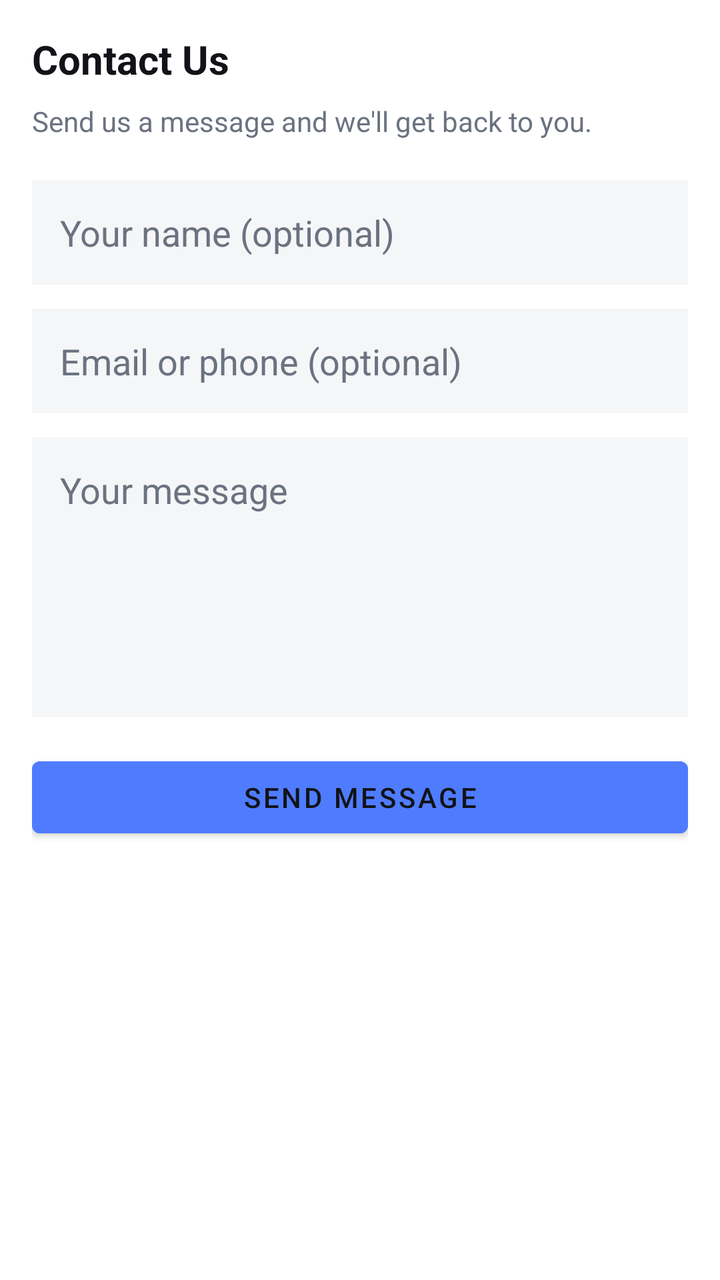
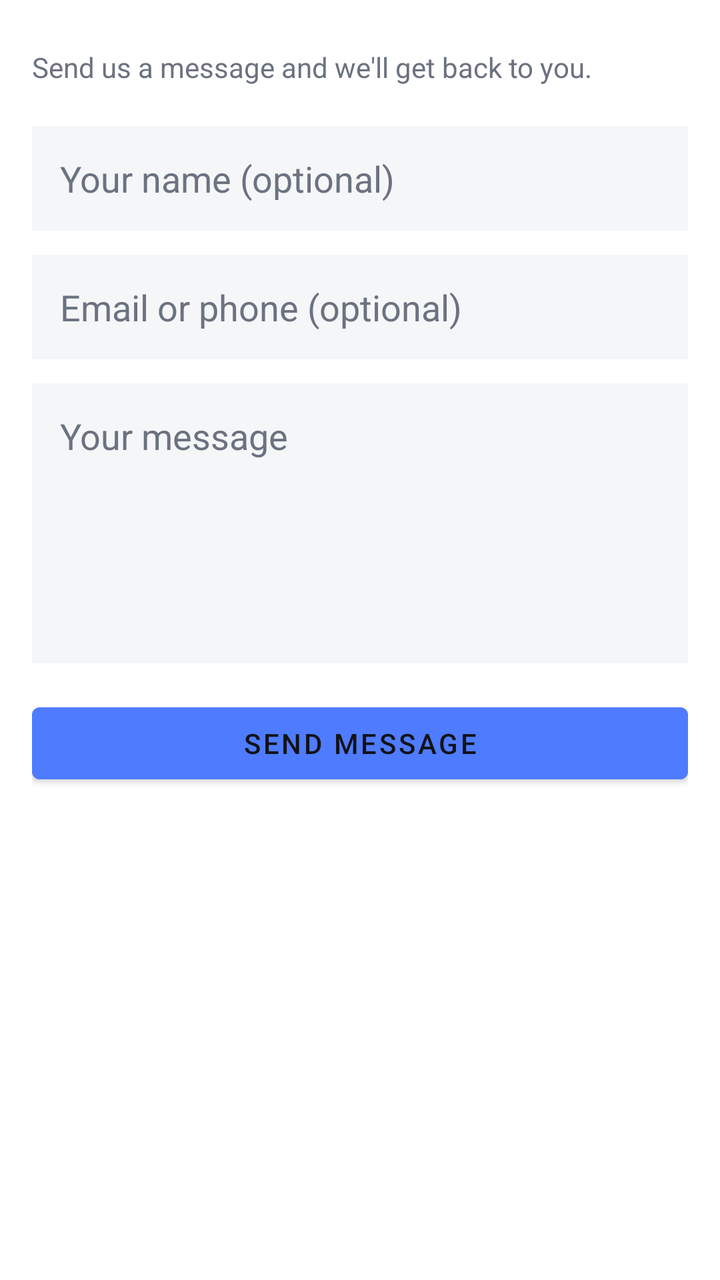

Screens rendered from an Android XML layout before and after an edit, with the pre-edit source and the edit as a unified diff.
<!-- AndroidManifest.xml: application theme Theme.App -->
<!-- res/layout/fragment_contact.xml -->
<?xml version="1.0" encoding="utf-8"?>
<ScrollView xmlns:android="http://schemas.android.com/apk/res/android"
    android:layout_width="match_parent"
    android:layout_height="match_parent"
    android:background="@color/background">

    <LinearLayout
        android:layout_width="match_parent"
        android:layout_height="wrap_content"
        android:orientation="vertical"
        android:padding="16dp">

        <TextView
            android:layout_width="match_parent"
            android:layout_height="wrap_content"
            android:text="Contact Us"
            android:textColor="@color/text_primary"
            android:textSize="20sp"
            android:textStyle="bold" />

        <TextView
            android:layout_width="match_parent"
            android:layout_height="wrap_content"
            android:layout_marginTop="8dp"
            android:layout_marginBottom="20dp"
            android:text="Send us a message and we'll get back to you."
            android:textColor="@color/text_secondary"
            android:textSize="14sp" />

        <EditText
            android:id="@+id/contactNameInput"
            android:layout_width="match_parent"
            android:layout_height="wrap_content"
            android:layout_marginBottom="12dp"
            android:background="@color/surface"
            android:hint="Your name (optional)"
            android:padding="14dp"
            android:textColor="@color/text_primary"
            android:textColorHint="@color/text_secondary" />

        <EditText
            android:id="@+id/contactInfoInput"
            android:layout_width="match_parent"
            android:layout_height="wrap_content"
            android:layout_marginBottom="12dp"
            android:background="@color/surface"
            android:hint="Email or phone (optional)"
            android:padding="14dp"
            android:textColor="@color/text_primary"
            android:textColorHint="@color/text_secondary" />

        <EditText
            android:id="@+id/contactMessageInput"
            android:layout_width="match_parent"
            android:layout_height="140dp"
            android:layout_marginBottom="16dp"
            android:background="@color/surface"
            android:gravity="top"
            android:hint="Your message"
            android:inputType="textMultiLine"
            android:padding="14dp"
            android:textColor="@color/text_primary"
            android:textColorHint="@color/text_secondary" />

        <Button
            android:id="@+id/contactSendButton"
            android:layout_width="match_parent"
            android:layout_height="wrap_content"
            android:backgroundTint="@color/accent"
            android:text="Send message"
            android:textColor="@color/text_primary" />

        <TextView
            android:id="@+id/contactStatusText"
            android:layout_width="match_parent"
            android:layout_height="wrap_content"
            android:layout_marginTop="12dp"
            android:gravity="center"
            android:textColor="@color/text_secondary" />

    </LinearLayout>
</ScrollView>
<!-- resources referenced by this layout -->
<resources>
  <color name="accent">#4F7CFF</color>
  <color name="background">#FFFFFF</color>
  <color name="surface">#F5F6F8</color>
  <color name="text_primary">#111318</color>
  <color name="text_secondary">#6B7280</color>
  <style name="Theme.App" parent="Theme.MaterialComponents.DayNight.NoActionBar">
          <item name="colorPrimary">@color/accent</item>
          <item name="android:windowBackground">@color/background</item>
          <item name="colorOnPrimary">@color/text_primary</item>
      </style>
</resources>

<!-- the commit's change to res/layout/fragment_contact.xml (unified diff, before → after) -->
@@ -9,14 +9,6 @@
         android:layout_height="wrap_content"
         android:orientation="vertical"
         android:padding="16dp">
-
-        <TextView
-            android:layout_width="match_parent"
-            android:layout_height="wrap_content"
-            android:text="Contact Us"
-            android:textColor="@color/text_primary"
-            android:textSize="20sp"
-            android:textStyle="bold" />
 
         <TextView
             android:layout_width="match_parent"
